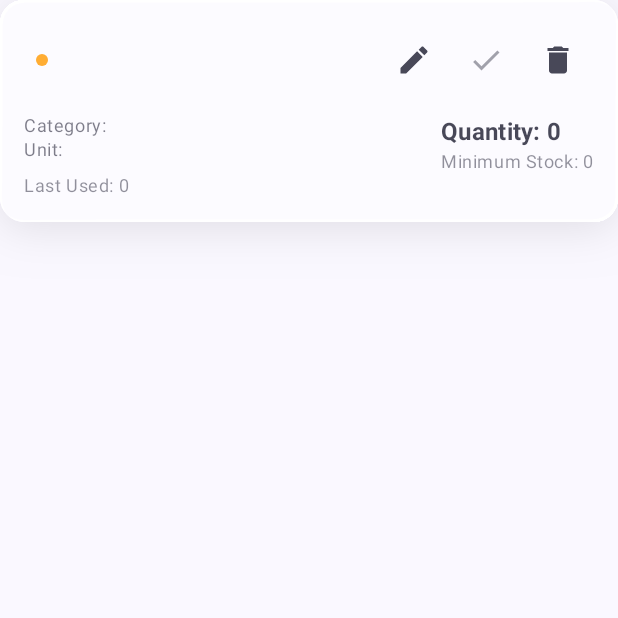
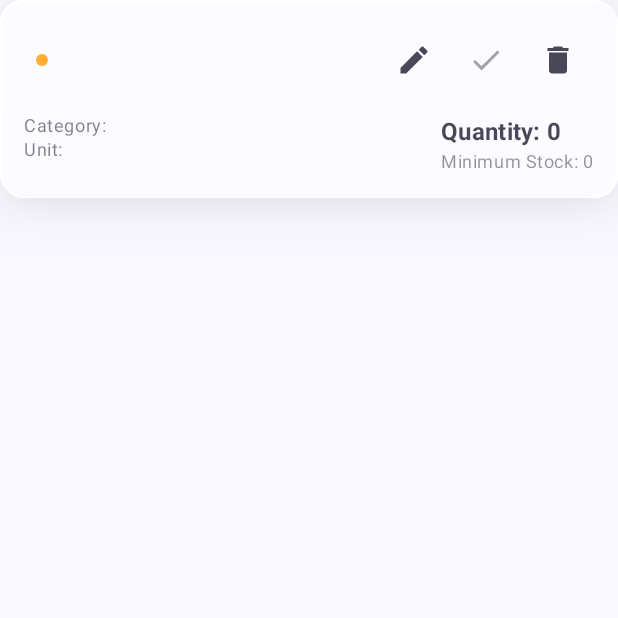
Before and after one commit to chronie-shizutoki/smart-inventory-manager, an Android app built with Jetpack Compose: the composable GlassInventoryItemCard shown on its own in the app's theme, on a phone screen of 412 x 824 dp, the top half of it. Run offline under Robolectric (Android 15) with nearby library versions, the phone set to English and light mode, and no system bars; our stand-ins replace Room's generated code; libraries missing offline, so code that uses them is left out: com.kyant.capsule; 6 statements that could not run were skipped.

Commit message:
refactor(GlassComponents): remove unused last used text from inventory card

```diff
--- a/android/app/src/main/java/com/chronie/inventorymanager/liquidglass/components/GlassComponents.kt
+++ b/android/app/src/main/java/com/chronie/inventorymanager/liquidglass/components/GlassComponents.kt
@@ -638,15 +638,6 @@ fun GlassInventoryItemCard(
                                                         )
                                         )
                                 }
-                                Text(
-                                        text =
-                                                stringResource(R.string.purchaselist_lastused) +
-                                                        ": ${item.usageCount}",
-                                        style =
-                                                GlassTypography.bodySmall.copy(
-                                                        color = colors.text.copy(alpha = 0.6f)
-                                                )
-                                )
                         }
 
                         // 描述
```
